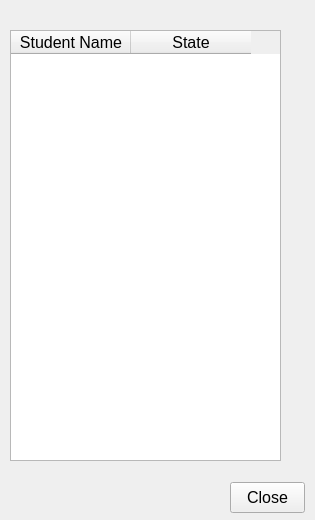
This is downloadmanage.ui in dkithmal/BinduProjectTeacher as Qt 5 draws it before an edit. The edited form follows.
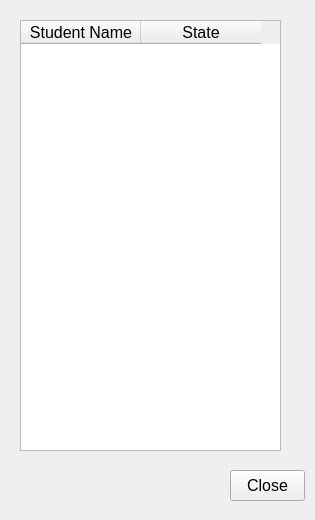
This is the edited form.

```diff
--- a/downloadmanage.ui
+++ b/downloadmanage.ui
@@ -22,7 +22,7 @@
    <property name="geometry">
     <rect>
      <x>230</x>
-     <y>482</y>
+     <y>470</y>
      <width>75</width>
      <height>31</height>
     </rect>
@@ -34,9 +34,9 @@
   <widget class="QTableWidget" name="tWDownlodingtate">
    <property name="geometry">
     <rect>
-     <x>10</x>
-     <y>30</y>
-     <width>271</width>
+     <x>20</x>
+     <y>20</y>
+     <width>261</width>
      <height>431</height>
     </rect>
    </property>
@@ -48,6 +48,12 @@
    <property name="editTriggers">
     <set>QAbstractItemView::NoEditTriggers</set>
    </property>
+   <property name="showGrid">
+    <bool>false</bool>
+   </property>
+   <property name="cornerButtonEnabled">
+    <bool>true</bool>
+   </property>
    <attribute name="horizontalHeaderDefaultSectionSize">
     <number>120</number>
    </attribute>
```
Left out of the diff: 3 changed lines with no effect on the pictures.
